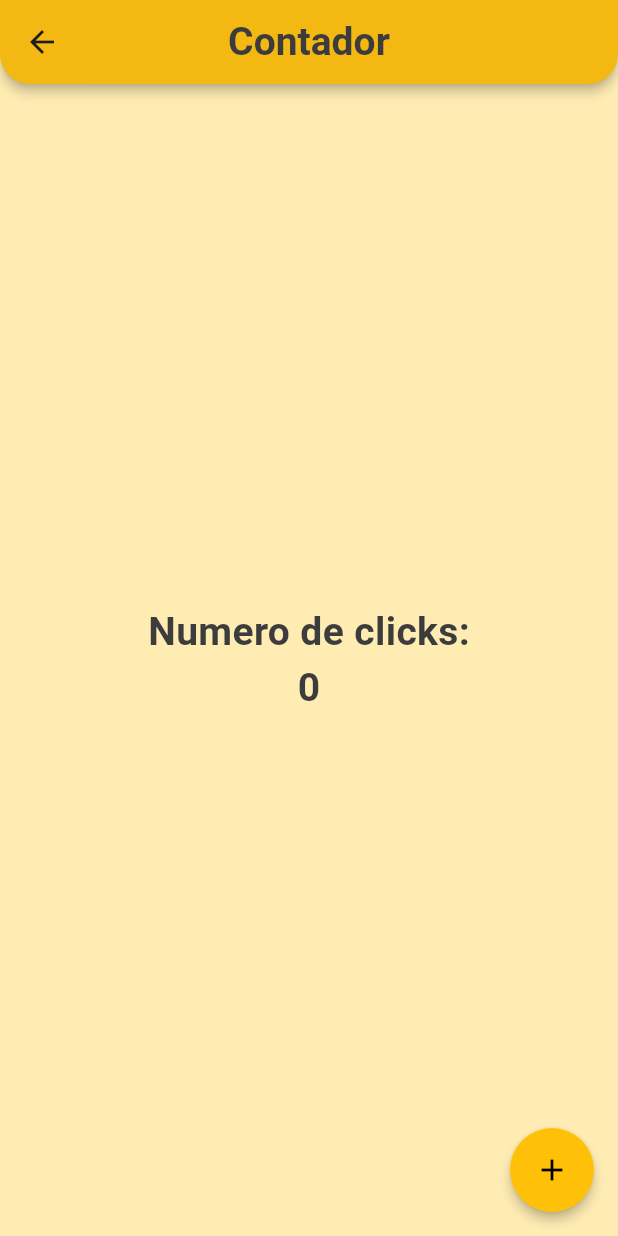
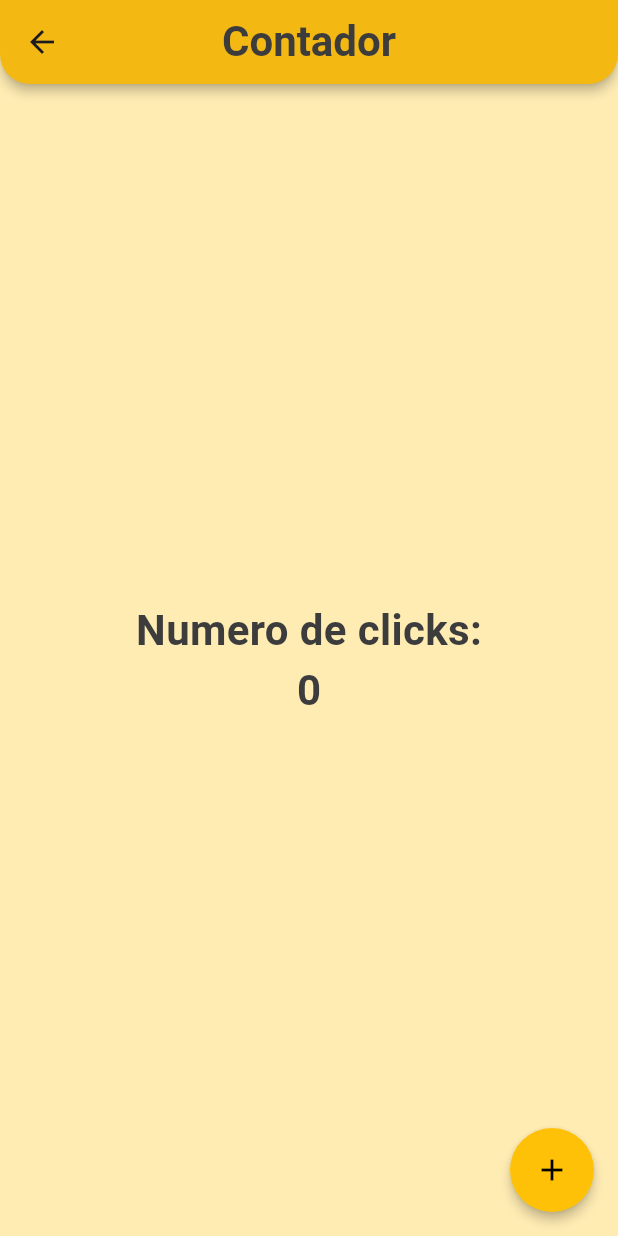
Before and after one commit to enHANSced/counter_app, a Flutter app: the HomeScreen screen opened directly, on a phone screen of 412 x 824 dp. Run offline on Flutter 3.47's test engine with Material 3 defaults, Android fonts, the phone set to English and light mode, and no system bars.

Commit message:
update font

```diff
--- a/lib/screens/home_page.dart
+++ b/lib/screens/home_page.dart
@@ -9,7 +9,7 @@
   Widget build(BuildContext context) {
     int contador=0;
     TextStyle textStyle = const TextStyle(
-      fontSize: 26,
+      fontSize: 28,
       fontWeight: FontWeight.bold,
       color: Color.fromARGB(255, 60, 60, 60),
     );
```
